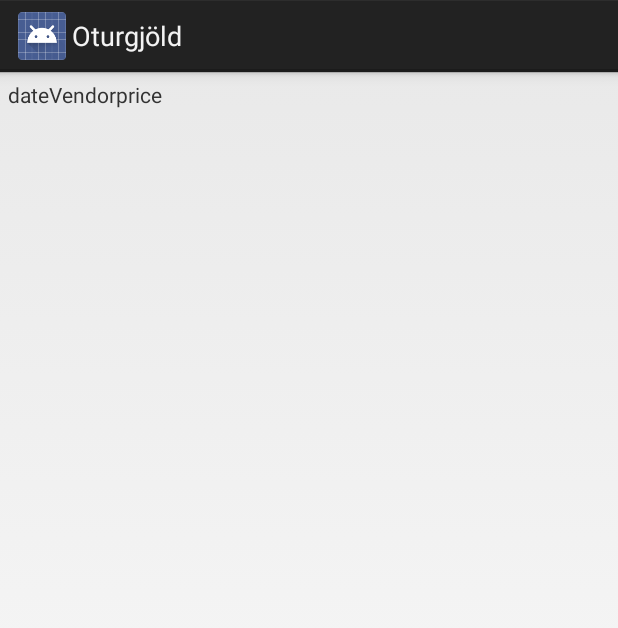
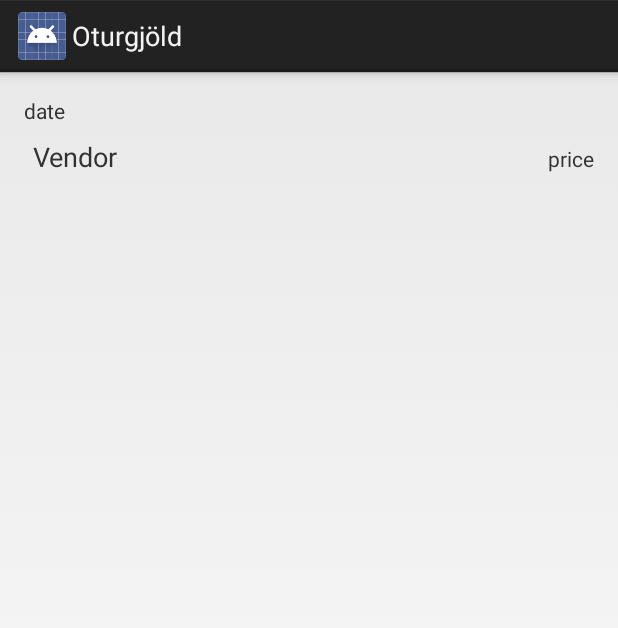
Before and after one commit to eggertj12/nfc, an Android app: the layout list_transactions.xml on its own in the app's theme, with its tools: preview values and no code run, on a phone screen of 412 x 824 dp. Shown: the top 628 px of the screen. Run offline under Robolectric (Android 15) with nearby library versions, the phone set to English and light mode, and no system bars.

Commit message:
Styling showing transactions.

```diff
--- a/app/src/main/AndroidManifest.xml
+++ b/app/src/main/AndroidManifest.xml
@@ -96,7 +96,7 @@
         </activity>
 
         <activity
-            android:name=".ShowTransactions"
+            android:name=".ShowTransactionsActivity"
             android:label="@string/title_activity_show_transactions" >
         </activity>
     </application>
--- a/app/src/main/java/is/valitor/lokaverkefni/oturgjold/MainActivity.java
+++ b/app/src/main/java/is/valitor/lokaverkefni/oturgjold/MainActivity.java
@@ -19,7 +19,6 @@ import android.widget.Toast;
 import java.util.ArrayList;
 
 import is.valitor.lokaverkefni.oturgjold.repository.Card;
-import is.valitor.lokaverkefni.oturgjold.repository.Token;
 import is.valitor.lokaverkefni.oturgjold.repository.User;
 import is.valitor.lokaverkefni.oturgjold.repository.Repository;
 import is.valitor.lokaverkefni.oturgjold.service.AsyncTaskCompleteListener;
@@ -156,7 +155,7 @@ public class MainActivity extends FragmentActivity {
      */
     public void getTransactions(View view)
     {
-        Intent intent = new Intent(this,ShowTransactions.class);
+        Intent intent = new Intent(this,ShowTransactionsActivity.class);
 
         startActivityForResult(intent, REQUEST_SHOW_TRANSACTIONS);
     }
--- a/app/src/main/res/layout/list_transactions.xml
+++ b/app/src/main/res/layout/list_transactions.xml
@@ -1,26 +1,40 @@
 <?xml version="1.0" encoding="utf-8"?>
-<LinearLayout xmlns:android="http://schemas.android.com/apk/res/android"
-    android:layout_width="wrap_content"
+<RelativeLayout xmlns:android="http://schemas.android.com/apk/res/android"
+    android:layout_width="match_parent"
     android:layout_height="wrap_content"
-    android:padding="5dp">
-
-    <TextView
-        android:layout_width="wrap_content"
-        android:layout_height="wrap_content"
-        android:text="date"
-        android:id="@+id/date" />
-    <TextView
-        android:layout_width="wrap_content"
-        android:layout_height="wrap_content"
-        android:text="Vendor"
-        android:id="@+id/vendor" />
-
-    <TextView
+    android:padding="16dp"
+    android:weightSum="1">
+    <LinearLayout
         android:layout_width="match_parent"
         android:layout_height="wrap_content"
-        android:text="price"
-        android:id="@+id/price"
-        android:gravity="right"
-        />
-
-</LinearLayout>
+        android:id="@+id/time">
+        <TextView
+            android:layout_width="151dp"
+            android:layout_height="28dp"
+            android:text="date"
+            android:id="@+id/date" />
+    </LinearLayout>
+    <LinearLayout
+        android:layout_width="match_parent"
+        android:layout_height="wrap_content"
+        android:id="@+id/stuff"
+        android:layout_below="@id/time"
+        android:paddingLeft="6dp">
+        <TextView
+            android:layout_height="wrap_content"
+            android:layout_width="wrap_content"
+            android:text="Vendor"
+            android:id="@+id/vendor"
+            android:gravity="start"
+            android:maxLines="1"
+            android:textAlignment="gravity"
+            android:textSize="18sp"/>
+        <TextView
+            android:layout_width="wrap_content"
+            android:layout_height="wrap_content"
+            android:layout_weight="1"
+            android:text="price"
+            android:id="@+id/price"
+            android:gravity="end" />
+    </LinearLayout>
+</RelativeLayout>
--- a/app/src/main/res/menu/menu_show_transactions.xml
+++ b/app/src/main/res/menu/menu_show_transactions.xml
@@ -1,6 +1,6 @@
 <menu xmlns:android="http://schemas.android.com/apk/res/android"
     xmlns:tools="http://schemas.android.com/tools"
-    tools:context="is.valitor.lokaverkefni.oturgjold.ShowTransactions">
+    tools:context="is.valitor.lokaverkefni.oturgjold.ShowTransactionsActivity">
     <item android:id="@+id/action_settings" android:title="@string/action_settings"
         android:orderInCategory="100" android:showAsAction="never" />
 </menu>
--- a/app/src/main/res/values/color.xml
+++ b/app/src/main/res/values/color.xml
@@ -8,6 +8,7 @@
     <color name="orange5">#DE8240</color>
     <color name="blue2">#0A0DF0</color>
     <color name="blue25">#8183F0</color>
+    <color name="white">#FFFFFF</color>
 
     <color name="buttontext">#fff</color>
     <color name="background">#ffdfebf5</color>
--- a/app/src/main/res/values/strings.xml
+++ b/app/src/main/res/values/strings.xml
@@ -24,6 +24,7 @@
     <string name="enter_pin">Sláðu inn PIN</string>
     <string name="title_activity_account_management">Innskráning</string>
     <string name="title_activity_payment">Greiða</string>
+    <string name="title_activity_show_transactions">Yfirlit</string>
 
     <string name="action_getBalance">Sækja stöðu korts</string>
     <string name="action_getTransactions">Yfirlit</string>
@@ -34,6 +35,7 @@
     <string name="account_number">Account Number</string>
     <string name="title_activity_token">Token</string>
     <string name="title_activity_token_receive">TokenReceive</string>
+
 
 
     <!--for testing tokenization-->
@@ -48,7 +50,8 @@
     <string name="service_account_url">https://kortagleypir.herokuapp.com/user</string>
     <string name="service_card_url">https://kortagleypir.herokuapp.com/card</string>
     <string name="service_token_url">https://kortagleypir.herokuapp.com/token</string>
-    <string name="title_activity_show_transactions">ShowTransactions</string>
     <string name="service_transaction_url">https://kortagleypir.herokuapp.com/transaction</string>
 
+
+
 </resources>
```
Also changed, not shown: app/src/main/java/is/valitor/lokaverkefni/oturgjold/ShowTransactionsActivity.java (renamed from app/src/main/java/is/valitor/lokaverkefni/oturgjold/ShowTransactions.java, +5 -3 lines), app/src/main/java/is/valitor/lokaverkefni/oturgjold/TransactionArrayAdapter.java (+14 -2 lines), app/src/main/res/layout/activity_show_transactions.xml (+8 -8 lines), app/src/main/res/drawable-hdpi/ic_launcher_orig.png (deleted).
